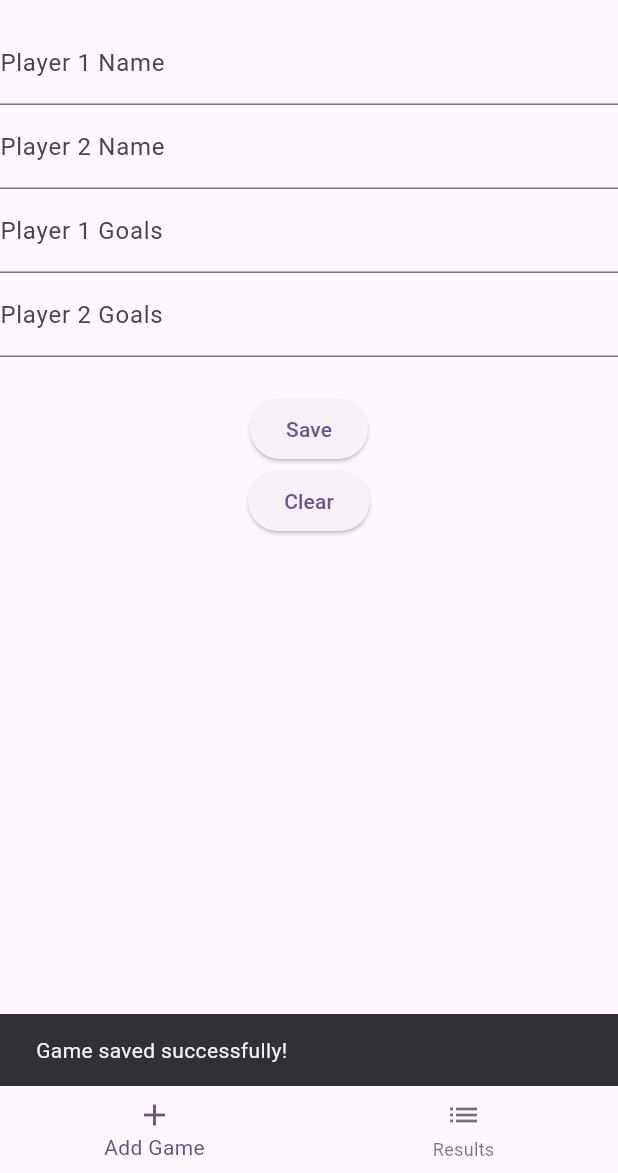
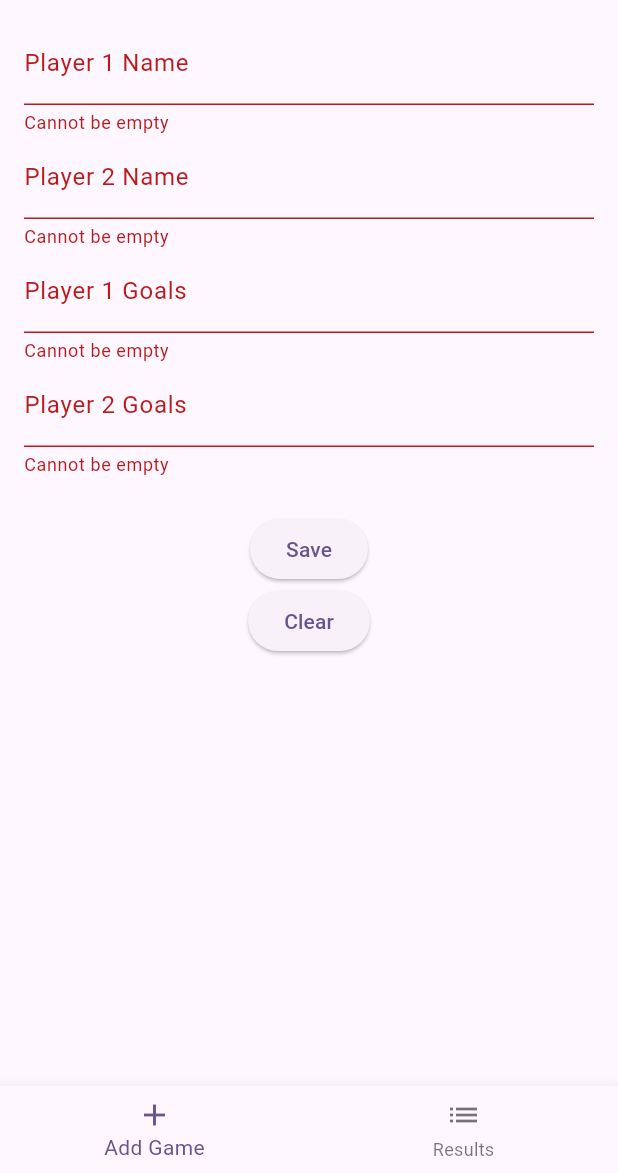
Before and after one commit to eddiesTime/fta, a Flutter app: the screen it shows after launch, after a tap on "Save", on a phone screen of 412 x 824 dp, the part 63-1236 px from its top. Run offline on Flutter 3.47's test engine with Material 3 defaults, Android fonts, the light colour scheme and no system bars; our stand-ins replace bloc, equatable, flutter_bloc, shared_preferences.

Commit message:
Add simple form and field validation to add or edit page

```diff
--- a/lib/presentation/add_or_edit_game_result/add_or_edit_game_result_page.dart
+++ b/lib/presentation/add_or_edit_game_result/add_or_edit_game_result_page.dart
@@ -29,6 +29,8 @@ class _AddOrEditGameResultView extends StatefulWidget {
 }
 
 class _AddOrEditGameResultViewState extends State<_AddOrEditGameResultView> {
+  final _formKey = GlobalKey<FormState>();
+
   late final TextEditingController player1NameController;
   late final TextEditingController player2NameController;
   late final TextEditingController player1GoalsController;
@@ -66,6 +68,10 @@ class _AddOrEditGameResultViewState extends State<_AddOrEditGameResultView> {
   }
 
   void _onButtonTapped() {
+    if (!_formKey.currentState!.validate()) {
+      return;
+    }
+
     final cubit = context.read<AddOrEditGameResultCubit>();
     final result = GameResult(
       player1Name: player1NameController.text,
@@ -79,6 +85,7 @@ class _AddOrEditGameResultViewState extends State<_AddOrEditGameResultView> {
     } else {
       cubit.editGameResult(result);
     }
+    Focus.of(context).unfocus();
   }
 
   void _clearFields() {
@@ -86,6 +93,7 @@ class _AddOrEditGameResultViewState extends State<_AddOrEditGameResultView> {
     player2NameController.text = '';
     player1GoalsController.text = '';
     player2GoalsController.text = '';
+    _formKey.currentState?.reset();
   }
 
   @override
@@ -103,27 +111,77 @@ class _AddOrEditGameResultViewState extends State<_AddOrEditGameResultView> {
         }
       },
       child: SingleChildScrollView(
+        child: Padding(
+          padding: const EdgeInsets.symmetric(horizontal: 16),
+          child: Form(
+            key: _formKey,
             child: Column(
               mainAxisAlignment: MainAxisAlignment.center,
               mainAxisSize: MainAxisSize.min,
               children: [
-            TextField(
+                TextFormField(
                   controller: player1NameController,
                   decoration: const InputDecoration(labelText: 'Player 1 Name'),
+                  validator: (value) {
+                    if (value == null || value.isEmpty) {
+                      return 'Cannot be empty';
+                    }
+                    return null;
+                  },
                 ),
-            TextField(
+                TextFormField(
                   controller: player2NameController,
                   decoration: const InputDecoration(labelText: 'Player 2 Name'),
+                  validator: (value) {
+                    if (value == null || value.isEmpty) {
+                      return 'Cannot be empty';
+                    }
+                    return null;
+                  },
                 ),
-            TextField(
+                TextFormField(
                   controller: player1GoalsController,
                   keyboardType: TextInputType.number,
-              decoration: const InputDecoration(labelText: 'Player 1 Goals'),
+                  decoration: const InputDecoration(
+                    labelText: 'Player 1 Goals',
                   ),
-            TextField(
+                  validator: (value) {
+                    if (value == null || value.isEmpty) {
+                      return 'Cannot be empty';
+                    }
+
+                    try {
+                      final val = int.parse(value);
+                      if (val < 0) {
+                        return 'Negative score is not allowed!';
+                      }
+                    } catch (e) {
+                      return 'Value has to be integer';
+                    }
+                    return null;
+                  },
+                ),
+                TextFormField(
                   controller: player2GoalsController,
                   keyboardType: TextInputType.number,
-              decoration: const InputDecoration(labelText: 'Player 2 Goals'),
+                  decoration: const InputDecoration(
+                    labelText: 'Player 2 Goals',
+                  ),
+                  validator: (value) {
+                    if (value == null || value.isEmpty) {
+                      return 'Cannot be empty';
+                    }
+
+                    try {
+                      final val = int.parse(value);
+                      if (val < 0) {
+                        return 'Negative score is not allowed!';
+                      }
+                    } catch (e) {
+                      return 'Value has to be integer';
+                    }
+                    return null;
+                  },
                 ),
                 const SizedBox(height: 24),
                 ElevatedButton(
@@ -134,6 +192,8 @@ class _AddOrEditGameResultViewState extends State<_AddOrEditGameResultView> {
               ],
             ),
           ),
+        ),
+      ),
     );
   }
 }
```
Lines whose indentation alone changed are shown as unchanged.
